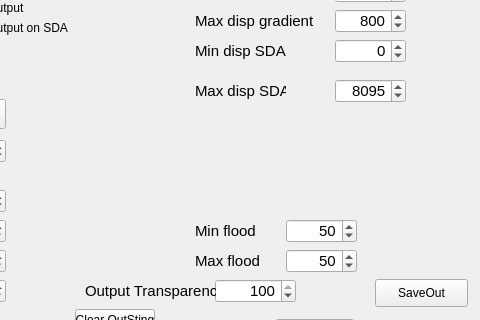
Above: HipsViever/mainwindow.ui from marcinkociolek/ProjectsPL before the change; both pictures show x 465 to 945 and y 258 to 578 of the 945 by 1003 pixel window. Below: the same form after it.
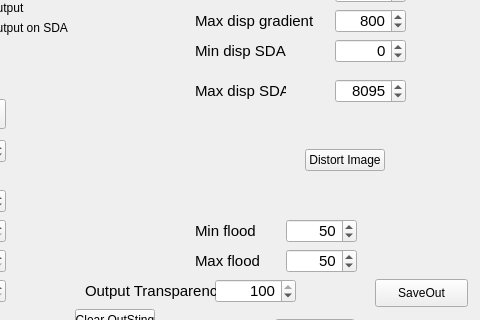
That is the form after the change.

Commit message: Hips Viever image distortion Added

```diff
--- a/HipsViever/mainwindow.ui
+++ b/HipsViever/mainwindow.ui
@@ -1740,6 +1740,19 @@
      <bool>true</bool>
     </property>
    </widget>
+   <widget class="QPushButton" name="DistortImIn">
+    <property name="geometry">
+     <rect>
+      <x>770</x>
+      <y>390</y>
+      <width>80</width>
+      <height>22</height>
+     </rect>
+    </property>
+    <property name="text">
+     <string>Distort Image</string>
+    </property>
+   </widget>
   </widget>
   <widget class="QMenuBar" name="menuBar">
    <property name="geometry">
```
The commit also changes 3 other files.
